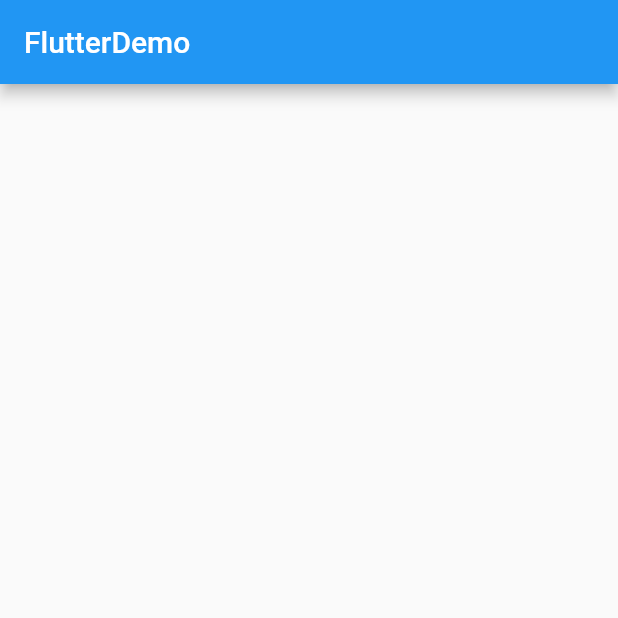
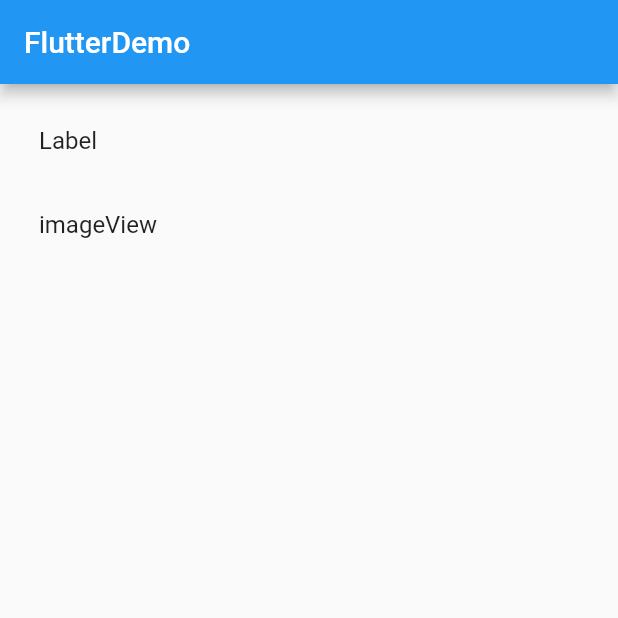
Before and after one commit to acBool/FlutterDemo, a Flutter app: the screen it shows after launch, on a phone screen of 412 x 824 dp, the top half of it. Run offline on Flutter 3.47's test engine with Material 2 defaults, Android fonts, the phone set to English and light mode, and no system bars.

Commit message:
add cell to listView

```diff
--- a/flutter_study_demo/lib/main.dart
+++ b/flutter_study_demo/lib/main.dart
@@ -30,14 +30,25 @@
   }
 }
 
+@immutable
 class NewHomePage extends StatelessWidget {
+  const NewHomePage({Key? key}) : super(key: key);
   @override
   Widget build(BuildContext context) {
     return Scaffold(
-        appBar: AppBar(title: Text("FlutterDemo")),
+        appBar: AppBar(title: const Text("FlutterDemo")),
         body: Container(
           padding: const EdgeInsets.all(10.0),
-          child: ListView(),
+          child: ListView(
+            children: <Widget>[
+              ListTile(
+                title: const Text("Label"),
+              ),
+              ListTile(
+                title: const Text("imageView"),
+              ),
+            ],
+          ),
         ));
   }
 }
```
